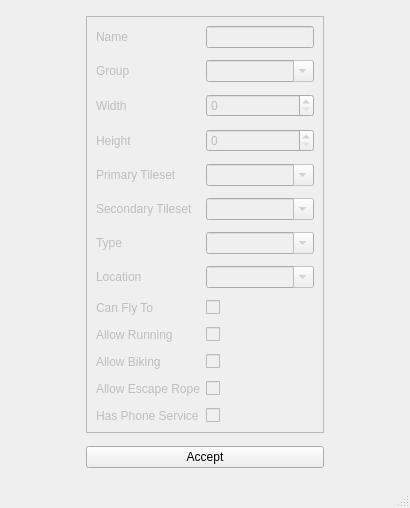
First picture: the form in forms/newmappopup.ui, repository Diegoisawesome/porymap, before the edit.
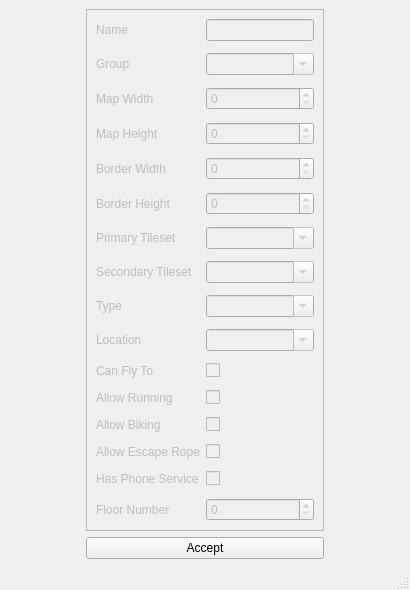
Second picture: the form after the edit. Custom widgets are drawn as their Qt base class.

Commit message: Allow editing border dimensions

```diff
--- a/forms/newmappopup.ui
+++ b/forms/newmappopup.ui
@@ -73,7 +73,7 @@
        <item row="2" column="0">
         <widget class="QLabel" name="label_NewMap_Width">
          <property name="text">
-          <string>Width</string>
+          <string>Map Width</string>
          </property>
         </widget>
        </item>
@@ -90,7 +90,7 @@
        <item row="3" column="0">
         <widget class="QLabel" name="label_NewMap_Height">
          <property name="text">
-          <string>Height</string>
+          <string>Map Height</string>
          </property>
         </widget>
        </item>
@@ -105,13 +105,47 @@
         </widget>
        </item>
        <item row="4" column="0">
+        <widget class="QLabel" name="label_NewMap_BorderWidth">
+         <property name="text">
+          <string>Border Width</string>
+         </property>
+        </widget>
+       </item>
+       <item row="4" column="1">
+        <widget class="QSpinBox" name="spinBox_NewMap_BorderWidth">
+         <property name="toolTip">
+          <string>&lt;html&gt;&lt;head/&gt;&lt;body&gt;&lt;p&gt;Width (in blocks) of the new map's border.&lt;/p&gt;&lt;/body&gt;&lt;/html&gt;</string>
+         </property>
+         <property name="maximum">
+          <number>255</number>
+         </property>
+        </widget>
+       </item>
+       <item row="5" column="0">
+        <widget class="QLabel" name="label_NewMap_BorderHeight">
+         <property name="text">
+          <string>Border Height</string>
+         </property>
+        </widget>
+       </item>
+       <item row="5" column="1">
+        <widget class="QSpinBox" name="spinBox_NewMap_BorderHeight">
+         <property name="toolTip">
+          <string>&lt;html&gt;&lt;head/&gt;&lt;body&gt;&lt;p&gt;Height (in blocks) of the new map's border.&lt;/p&gt;&lt;/body&gt;&lt;/html&gt;</string>
+         </property>
+         <property name="maximum">
+          <number>255</number>
+         </property>
+        </widget>
+       </item>
+       <item row="6" column="0">
         <widget class="QLabel" name="label_NewMap_Primary_Tileset">
          <property name="text">
           <string>Primary Tileset</string>
          </property>
         </widget>
        </item>
-       <item row="4" column="1">
+       <item row="6" column="1">
         <widget class="NoScrollComboBox" name="comboBox_NewMap_Primary_Tileset">
          <property name="toolTip">
           <string>&lt;html&gt;&lt;head/&gt;&lt;body&gt;&lt;p&gt;The primary tileset for the new map.&lt;/p&gt;&lt;/body&gt;&lt;/html&gt;</string>
@@ -121,14 +155,14 @@
          </property>
         </widget>
        </item>
-       <item row="5" column="0">
+       <item row="7" column="0">
         <widget class="QLabel" name="label_NewMap_Secondary_Tileset">
          <property name="text">
           <string>Secondary Tileset</string>
          </property>
         </widget>
        </item>
-       <item row="5" column="1">
+       <item row="7" column="1">
         <widget class="NoScrollComboBox" name="comboBox_NewMap_Secondary_Tileset">
          <property name="toolTip">
           <string>&lt;html&gt;&lt;head/&gt;&lt;body&gt;&lt;p&gt;The secondary tileset for the new map.&lt;/p&gt;&lt;/body&gt;&lt;/html&gt;</string>
@@ -138,14 +172,14 @@
          </property>
         </widget>
        </item>
-       <item row="6" column="0">
+       <item row="8" column="0">
         <widget class="QLabel" name="label_NewMap_Type">
          <property name="text">
           <string>Type</string>
          </property>
         </widget>
        </item>
-       <item row="6" column="1">
+       <item row="8" column="1">
         <widget class="NoScrollComboBox" name="comboBox_NewMap_Type">
          <property name="toolTip">
           <string>&lt;html&gt;&lt;head/&gt;&lt;body&gt;&lt;p&gt;The map type is a general attribute, which is used for many different things. For example. it determines whether biking or running is allowed.&lt;/p&gt;&lt;/body&gt;&lt;/html&gt;</string>
@@ -155,14 +189,14 @@
          </property>
         </widget>
        </item>
-       <item row="7" column="0">
+       <item row="9" column="0">
         <widget class="QLabel" name="label_NewMap_Location">
          <property name="text">
           <string>Location</string>
          </property>
         </widget>
        </item>
-       <item row="7" column="1">
+       <item row="9" column="1">
         <widget class="NoScrollComboBox" name="comboBox_NewMap_Location">
          <property name="toolTip">
           <string>&lt;html&gt;&lt;head/&gt;&lt;body&gt;&lt;p&gt;The section of the region map which the map is grouped under. This also determines the name of the map that is displayed when the player enters it.&lt;/p&gt;&lt;/body&gt;&lt;/html&gt;</string>
@@ -172,14 +206,14 @@
          </property>
         </widget>
        </item>
-       <item row="8" column="0">
+       <item row="10" column="0">
         <widget class="QLabel" name="label_NewMap_Flyable">
          <property name="text">
           <string>Can Fly To</string>
          </property>
         </widget>
        </item>
-       <item row="8" column="1">
+       <item row="10" column="1">
         <widget class="QCheckBox" name="checkBox_NewMap_Flyable">
          <property name="toolTip">
           <string>&lt;html&gt;&lt;head/&gt;&lt;body&gt;&lt;p&gt;Whether to add a heal location to the new map.&lt;/p&gt;&lt;/body&gt;&lt;/html&gt;</string>
@@ -189,62 +223,79 @@
          </property>
         </widget>
        </item>
-       <item row="9" column="0">
+       <item row="11" column="0">
         <widget class="QLabel" name="label_NewMap_Allow_Running">
          <property name="text">
           <string>Allow Running</string>
          </property>
         </widget>
        </item>
-       <item row="10" column="0">
+       <item row="12" column="0">
         <widget class="QLabel" name="label_NewMap_Allow_Biking">
          <property name="text">
           <string>Allow Biking</string>
          </property>
         </widget>
        </item>
-       <item row="11" column="0">
+       <item row="13" column="0">
         <widget class="QLabel" name="label_NewMap_Allow_Escape_Rope">
          <property name="text">
           <string>Allow Escape Rope</string>
          </property>
         </widget>
        </item>
-       <item row="12" column="0">
+       <item row="14" column="0">
         <widget class="QLabel" name="label_NewMap_PhoneService">
          <property name="text">
           <string>Has Phone Service</string>
          </property>
         </widget>
        </item>
-       <item row="9" column="1">
+       <item row="11" column="1">
         <widget class="QCheckBox" name="checkBox_NewMap_Allow_Running">
          <property name="text">
           <string/>
          </property>
         </widget>
        </item>
-       <item row="10" column="1">
+       <item row="12" column="1">
         <widget class="QCheckBox" name="checkBox_NewMap_Allow_Biking">
          <property name="text">
           <string/>
          </property>
         </widget>
        </item>
-       <item row="11" column="1">
+       <item row="13" column="1">
         <widget class="QCheckBox" name="checkBox_NewMap_Allow_Escape_Rope">
          <property name="text">
           <string/>
          </property>
         </widget>
        </item>
-       <item row="12" column="1">
+       <item row="14" column="1">
         <widget class="QCheckBox" name="checkBox_NewMap_PhoneService">
          <property name="text">
           <string/>
          </property>
         </widget>
        </item>
+       <item row="15" column="0">
+        <widget class="QLabel" name="label_NewMap_Floor_Number">
+         <property name="text">
+          <string>Floor Number</string>
+         </property>
+        </widget>
+       </item>
+       <item row="15" column="1">
+        <widget class="QSpinBox" name="spinBox_NewMap_Floor_Number">
+         <property name="toolTip">
+          <string>&lt;html&gt;&lt;head/&gt;&lt;body&gt;&lt;p&gt;Floor number to be used for maps with elevators.&lt;/p&gt;&lt;/body&gt;&lt;/html&gt;</string>
+         </property>
+         <property name="maximum">
+          <number>127</number>
+         </property>
+        </widget>
+       </item>
       </layout>
      </widget>
     </item>
```
The commit also changes 11 other files.
